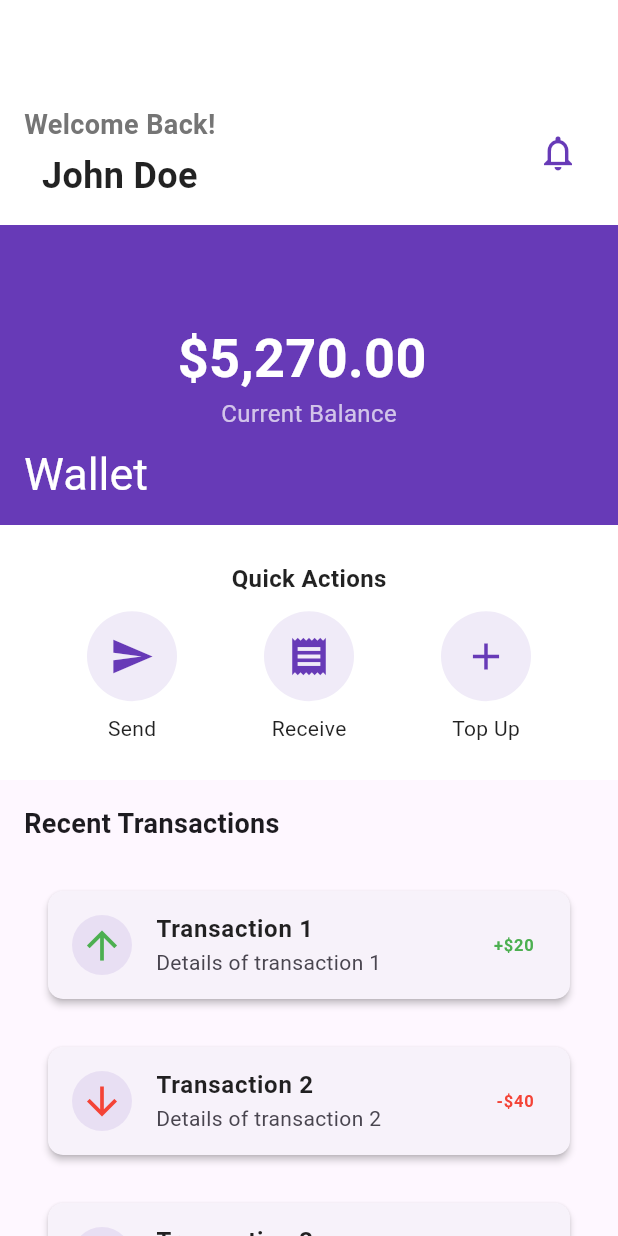
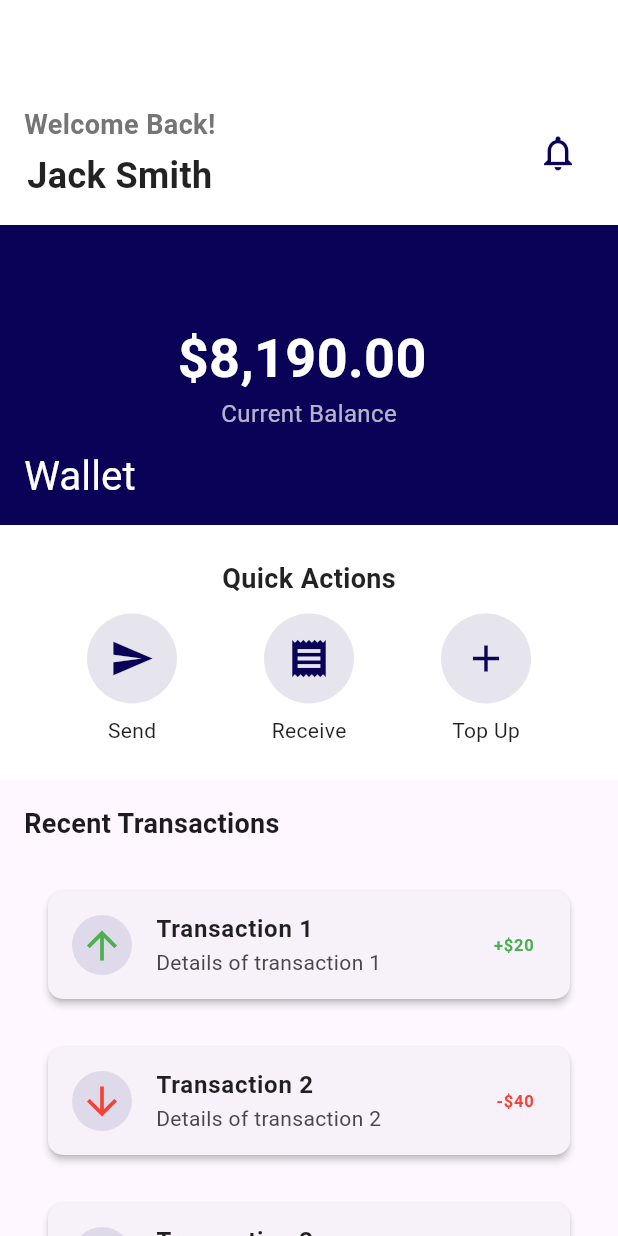
Before and after one commit to supunt7524/SliverAppBar, a Flutter app: the screen it shows after launch, on a phone screen of 412 x 824 dp. Run offline on Flutter 3.47's test engine with Material 3 defaults, Android fonts, the phone set to English and light mode, and no system bars.

Commit message:
color  was changed

```diff
--- a/lib/main.dart
+++ b/lib/main.dart
@@ -43,7 +43,7 @@ class MyApp extends StatelessWidget {
                               ),
                               SizedBox(height: 4),
                               Text(
-                                'John Doe',
+                                'Jack Smith',
                                 style: TextStyle(
                                   color: Colors.black87,
                                   fontSize: 24,
@@ -56,7 +56,7 @@ class MyApp extends StatelessWidget {
                             onPressed: () {},
                             icon: Icon(
                               Icons.notifications_outlined,
-                              color: Colors.deepPurple,
+                              color: Color.fromARGB(255, 9, 2, 86),
                               size: 28,
                             ),
                           ),
@@ -68,7 +68,7 @@ class MyApp extends StatelessWidget {
               ),
             ),
             SliverAppBar(
-              backgroundColor: Colors.deepPurple,
+              backgroundColor: Color.fromARGB(255, 9, 2, 86),
               expandedHeight: 200,
               floating: true,
               flexibleSpace: FlexibleSpaceBar(
@@ -79,7 +79,7 @@ class MyApp extends StatelessWidget {
                   mainAxisAlignment: MainAxisAlignment.center,
                   children: [
                     Text(
-                      '\$5,270.00 ',
+                      '\$8,190.00 ',
                       style: TextStyle(
                         color: Colors.white,
                         fontSize: 36,
@@ -89,7 +89,7 @@ class MyApp extends StatelessWidget {
                     Text('Current Balance', style: TextStyle(color: Colors.white70, fontSize: 16)),
                   ],
                 ),
-                title: Text('Wallet', style: TextStyle(color: Colors.white, fontSize: 20)),
+                title: Text('Wallet', style: TextStyle(color: Colors.white, fontSize: 18)),
               ),
             ),
 
@@ -106,7 +106,7 @@ class MyApp extends StatelessWidget {
                       'Quick Actions',
                       style: TextStyle(
                         color: Colors.black87,
-                        fontSize: 16,
+                        fontSize: 18,
                         fontWeight: FontWeight.bold,
                       ),
                     ),
@@ -147,7 +147,7 @@ class MyApp extends StatelessWidget {
               child: Column(
                 mainAxisAlignment: MainAxisAlignment.center,
                 children: [
-                  Icon(Icons.lightbulb_outline, color: Colors.deepPurple, size: 64),
+                  Icon(Icons.lightbulb_outline, color: Color.fromARGB(255, 9, 2, 86), size: 64),
                   SizedBox(height: 16),
                   Text(
                     'Explore New Features',
@@ -167,7 +167,7 @@ class MyApp extends StatelessWidget {
                   ElevatedButton(
                     onPressed: () {},
                     style: ElevatedButton.styleFrom(
-                      backgroundColor: Colors.deepPurple,
+                      backgroundColor: Color.fromARGB(255, 9, 2, 86),
                       padding: EdgeInsets.symmetric(horizontal: 24, vertical: 12),
                       shape: RoundedRectangleBorder(borderRadius: BorderRadius.circular(20)),
                       textStyle: TextStyle(fontSize: 16),
@@ -189,8 +189,8 @@ class MyApp extends StatelessWidget {
       children: [
         CircleAvatar(
           radius: 30,
-          backgroundColor: Colors.deepPurple.withOpacity(0.1),
-          child: Icon(icon, color: Colors.deepPurple, size: 30),
+          backgroundColor: Color.fromARGB(255, 9, 2, 86).withOpacity(0.1),
+          child: Icon(icon, color: Color.fromARGB(255, 9, 2, 86), size: 30),
         ),
         SizedBox(height: 8),
         Text(title, style: TextStyle(color: Colors.black87, fontSize: 14)),
@@ -210,7 +210,7 @@ class MyApp extends StatelessWidget {
         margin: const EdgeInsets.symmetric(vertical: 8, horizontal: 16),
         child: ListTile(
           leading: CircleAvatar(
-            backgroundColor: Colors.deepPurple.withOpacity(0.1),
+            backgroundColor: Color.fromARGB(255, 9, 2, 86).withOpacity(0.1),
             child: Icon(
               isPositive ? Icons.arrow_upward : Icons.arrow_downward,
               color: isPositive ? Colors.green : Colors.red,
```
